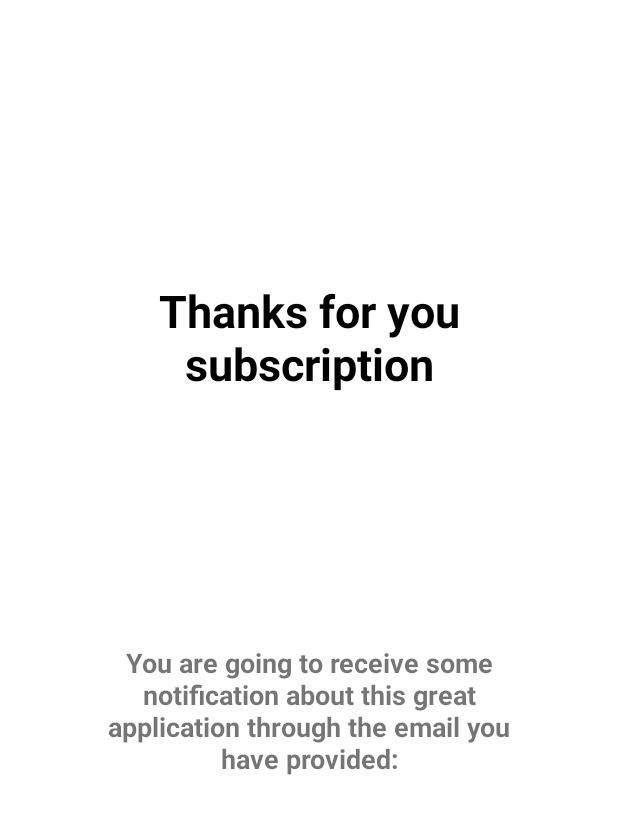
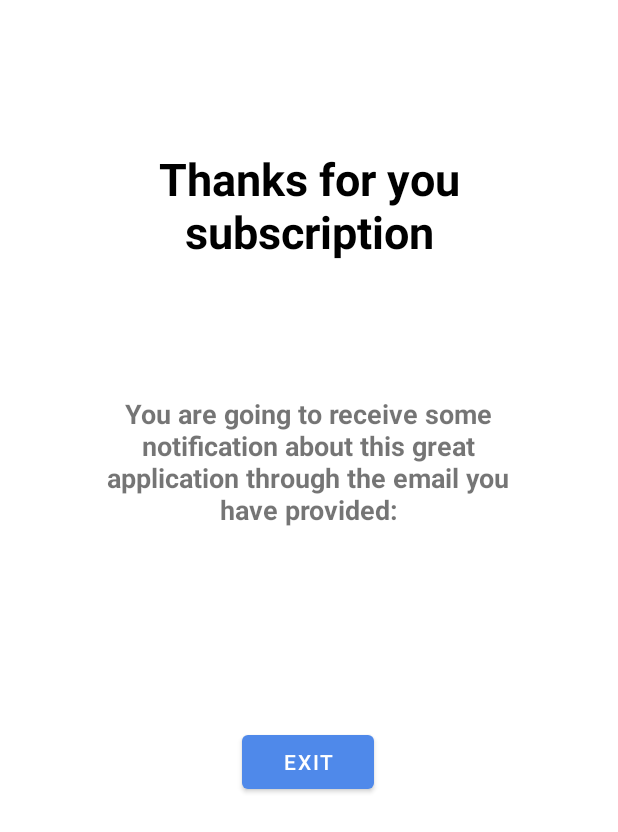
Before and after one commit to jhon009/Task-Tracker, an Android app: the layout fragment_third.xml on its own in the app's theme, with its tools: preview values and no code run, on a phone screen of 412 x 824 dp. Shown: the top 832 px of the screen. Run offline under Robolectric (Android 15) with nearby library versions, the phone set to English and light mode, and no system bars.

Commit message:
Task Tracker - Exit button added - System exit called from button to finish execution

```diff
--- a/app/src/main/res/layout/fragment_second.xml
+++ b/app/src/main/res/layout/fragment_second.xml
@@ -62,8 +62,9 @@
 
         <Button
             android:id="@+id/button"
-            android:layout_width="match_parent"
-            android:layout_height="wrap_content"
+            android:layout_width="wrap_content"
+            android:layout_height="64dp"
+            android:layout_gravity="center"
             android:layout_weight="0"
             android:enabled="false"
             android:text="@string/track_subscription" />
--- a/app/src/main/res/layout/fragment_third.xml
+++ b/app/src/main/res/layout/fragment_third.xml
@@ -10,7 +10,7 @@
         android:id="@+id/feedback"
         android:layout_width="325dp"
         android:layout_height="130dp"
-        android:layout_marginTop="160dp"
+        android:layout_marginTop="72dp"
         android:gravity="center"
         android:text="@string/subscription_feedback"
         android:textColor="#000000"
@@ -24,14 +24,27 @@
         android:id="@+id/notifications"
         android:layout_width="298dp"
         android:layout_height="111dp"
-        android:layout_marginTop="128dp"
+        android:layout_marginTop="50dp"
         android:gravity="center"
         android:text="@string/feedback_notification"
         android:textSize="18sp"
         android:textStyle="bold"
         app:layout_constraintBottom_toBottomOf="parent"
         app:layout_constraintEnd_toEndOf="parent"
+        app:layout_constraintHorizontal_bias="0.495"
         app:layout_constraintStart_toStartOf="parent"
         app:layout_constraintTop_toBottomOf="@+id/feedback"
         app:layout_constraintVertical_bias="0.0" />
+
+    <Button
+        android:id="@+id/exit"
+        android:layout_width="wrap_content"
+        android:layout_height="wrap_content"
+        android:text="@string/feedback_exit"
+        app:layout_constraintBottom_toBottomOf="parent"
+        app:layout_constraintEnd_toEndOf="parent"
+        app:layout_constraintHorizontal_bias="0.498"
+        app:layout_constraintStart_toStartOf="parent"
+        app:layout_constraintTop_toBottomOf="@+id/notifications"
+        app:layout_constraintVertical_bias="0.293" />
 </androidx.constraintlayout.widget.ConstraintLayout>
--- a/app/src/main/res/values/strings.xml
+++ b/app/src/main/res/values/strings.xml
@@ -19,4 +19,5 @@
     <string name="track_subscription">Subscribe to Task Tracker</string>
     <string name="subscription_feedback">Thanks for you subscription</string>
     <string name="feedback_notification">You are going to receive some notification about this great application through the email you have provided:</string>
+    <string name="feedback_exit">Exit</string>
 </resources>
```
Also changed, not shown: app/src/main/java/com/example/tasktracker/ThirdFragment.java (+10 -0 lines).
